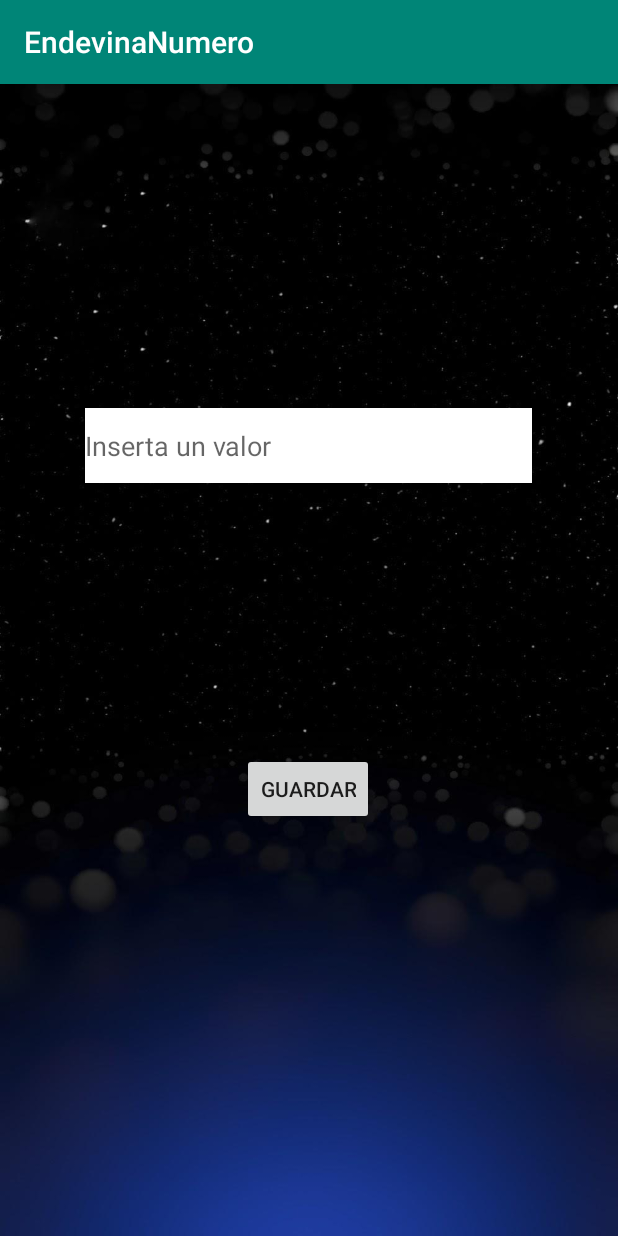
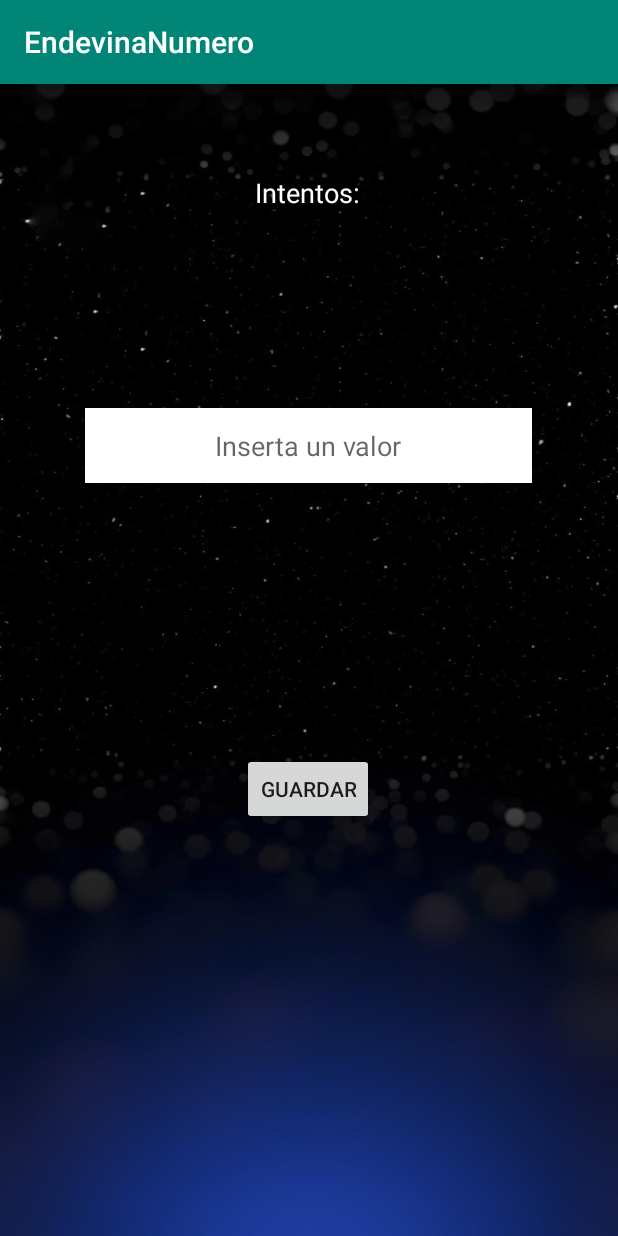
Before and after one commit to adriangc24/EndevinaNumero, an Android app: the screen it shows after launch (MainActivity), after a tap on "GUARDAR", on a phone screen of 412 x 824 dp. Run offline under Robolectric (Android 15) with nearby library versions, the phone set to English and light mode, and no system bars.

Commit message:
background + colours

```diff
--- a/app/src/main/java/com/example/endevinanumero/MainActivity.java
+++ b/app/src/main/java/com/example/endevinanumero/MainActivity.java
@@ -35,7 +35,6 @@ public class MainActivity extends AppCompatActivity {
 
     public void button (View view){
         b1.setText("Guardar");
-        tv1.setTextColor(Color.BLACK);
         tv1.setTextSize(18);
         if(et1.getText().toString().isEmpty()){
             Toast.makeText(this,"Inserta un numero !",Toast.LENGTH_LONG).show();
--- a/app/src/main/res/layout/activity_main.xml
+++ b/app/src/main/res/layout/activity_main.xml
@@ -4,19 +4,20 @@
     xmlns:tools="http://schemas.android.com/tools"
     android:layout_width="match_parent"
     android:layout_height="match_parent"
-    android:background="@drawable/Fondopantalla2"
+    android:background="@drawable/fondopantalla2"
     tools:context=".MainActivity">
 
 
     <EditText
         android:id="@+id/editText"
-        android:background="@android:color/white"
         android:layout_width="298dp"
         android:layout_height="50dp"
         android:layout_marginTop="216dp"
+        android:background="@android:color/white"
         android:ems="10"
         android:hint="@string/editText"
         android:inputType="number"
+        android:textAlignment="center"
         app:layout_constraintEnd_toEndOf="parent"
         app:layout_constraintHorizontal_bias="0.495"
         app:layout_constraintStart_toStartOf="parent"
```
Also changed, not shown: app/src/main/res/drawable-v24/fondopantalla2.jpg (renamed from app/src/main/res/drawable-v24/Fondopantalla2.jpg).
